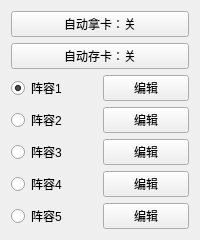
This is main.ui in lkingyx/autolol as Qt 5 draws it before an edit. The edited form follows.
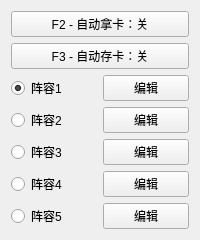
This is the edited form.

Patch:
```diff
--- a/main.ui
+++ b/main.ui
@@ -93,7 +93,7 @@
        <item>
         <widget class="QPushButton" name="pushButton_2">
          <property name="text">
-          <string>自动拿卡：关</string>
+          <string>F2 - 自动拿卡：关</string>
          </property>
          <property name="get_state" stdset="0">
           <bool>false</bool>
@@ -106,7 +106,7 @@
           <bool>true</bool>
          </property>
          <property name="text">
-          <string>自动存卡：关</string>
+          <string>F3 - 自动存卡：关</string>
          </property>
         </widget>
        </item>
```
